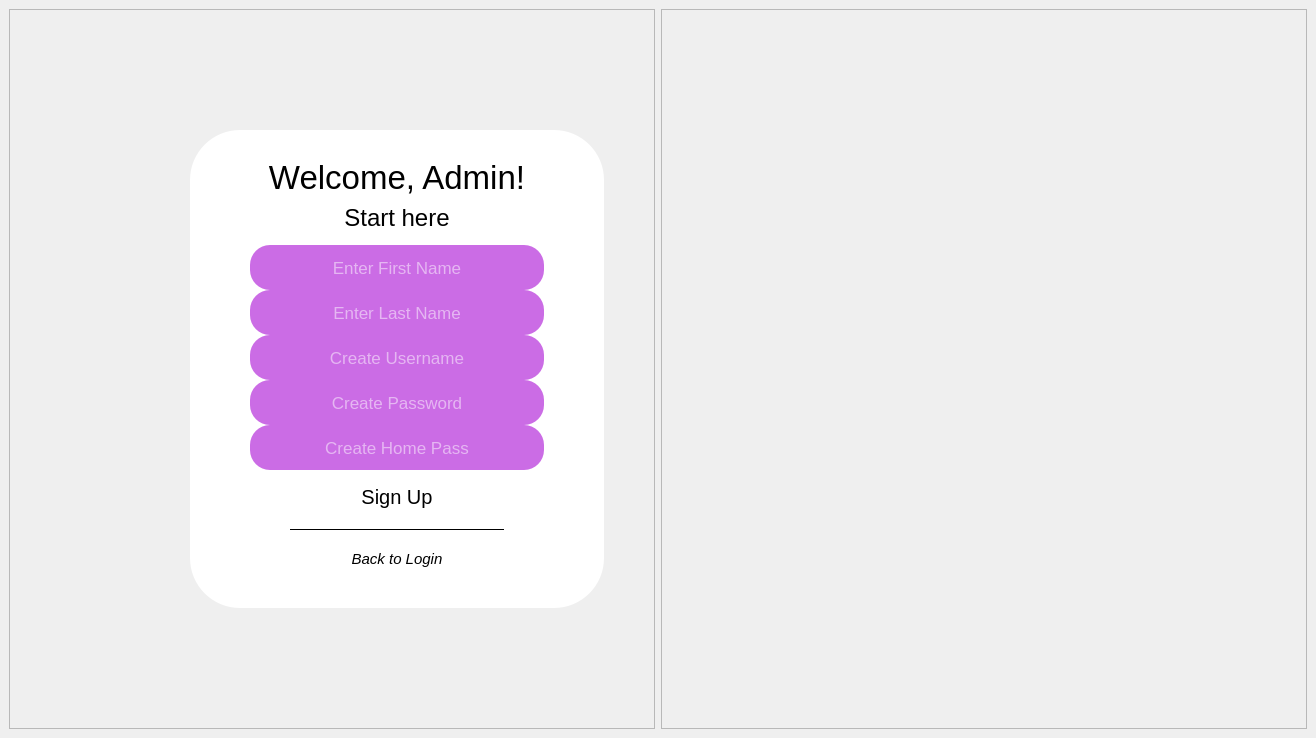
Old version of the form ui/signup.ui in the repository alexskh5/ENTRYSAFE.
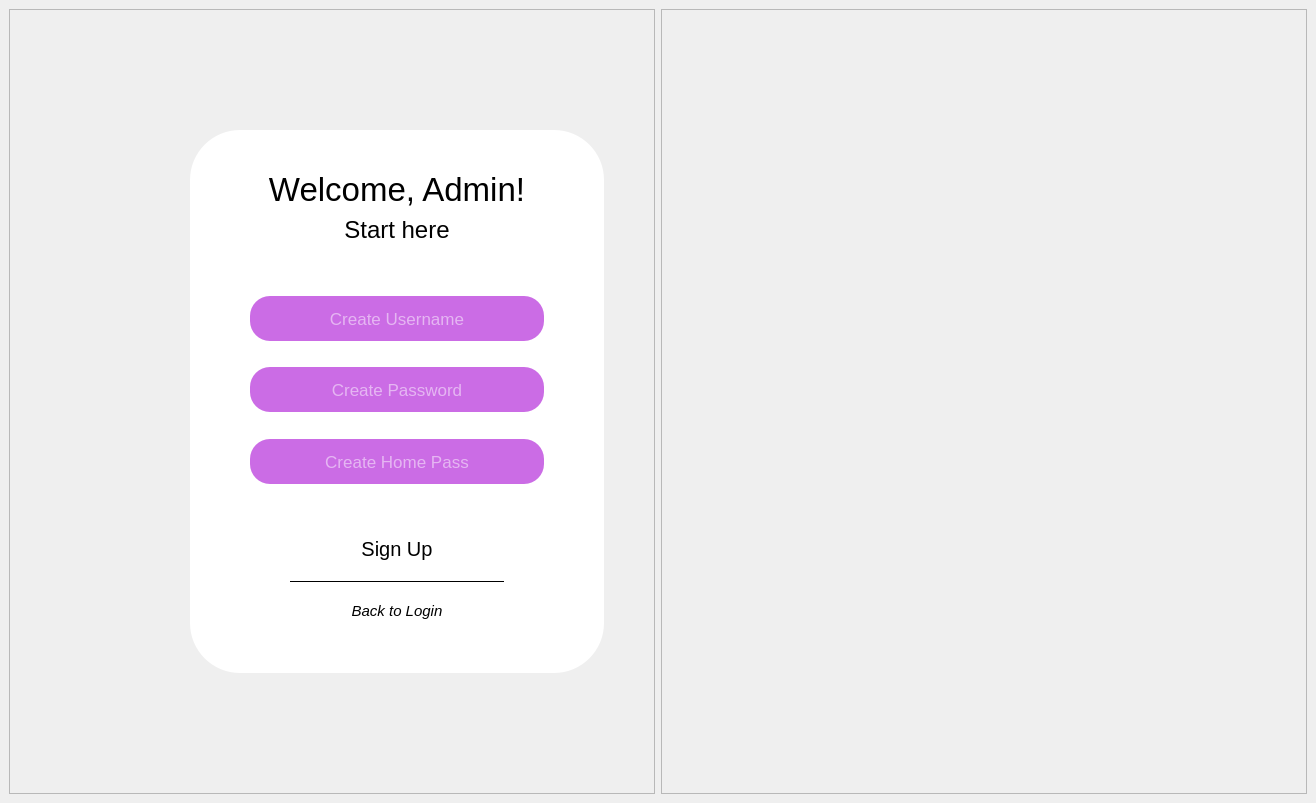
New version of the form. Icons and pictures are not drawn.

```diff
--- a/ui/signup.ui
+++ b/ui/signup.ui
@@ -7,7 +7,7 @@
     <x>0</x>
     <y>0</y>
     <width>1316</width>
-    <height>732</height>
+    <height>803</height>
    </rect>
   </property>
   <property name="windowTitle">
@@ -203,108 +203,6 @@
                </property>
               </spacer>
              </item>
-             <item>
-              <widget class="QLineEdit" name="lineEdit">
-               <property name="sizePolicy">
-                <sizepolicy hsizetype="Preferred" vsizetype="Preferred">
-                 <horstretch>0</horstretch>
-                 <verstretch>0</verstretch>
-                </sizepolicy>
-               </property>
-               <property name="minimumSize">
-                <size>
-                 <width>0</width>
-                 <height>45</height>
-                </size>
-               </property>
-               <property name="maximumSize">
-                <size>
-                 <width>16777215</width>
-                 <height>55</height>
-                </size>
-               </property>
-               <property name="font">
-                <font>
-                 <pointsize>13</pointsize>
-                </font>
-               </property>
-               <property name="styleSheet">
-                <string notr="true">background-color: #cb6ce5;
-color: white;
-border-radius: 20;</string>
-               </property>
-               <property name="alignment">
-                <set>Qt::AlignCenter</set>
-               </property>
-               <property name="placeholderText">
-                <string>Enter First Name</string>
-               </property>
-              </widget>
-             </item>
-             <item>
-              <spacer name="verticalSpacer_9">
-               <property name="orientation">
-                <enum>Qt::Vertical</enum>
-               </property>
-               <property name="sizeHint" stdset="0">
-                <size>
-                 <width>20</width>
-                 <height>40</height>
-                </size>
-               </property>
-              </spacer>
-             </item>
-             <item>
-              <widget class="QLineEdit" name="lineEdit_2">
-               <property name="sizePolicy">
-                <sizepolicy hsizetype="Preferred" vsizetype="Preferred">
-                 <horstretch>0</horstretch>
-                 <verstretch>0</verstretch>
-                </sizepolicy>
-               </property>
-               <property name="minimumSize">
-                <size>
-                 <width>0</width>
-                 <height>45</height>
-                </size>
-               </property>
-               <property name="maximumSize">
-                <size>
-                 <width>16777215</width>
-                 <height>45</height>
-                </size>
-               </property>
-               <property name="font">
-                <font>
-                 <pointsize>13</pointsize>
-                </font>
-               </property>
-               <property name="styleSheet">
-                <string notr="true">background-color: #cb6ce5;
-color: white;
-border-radius: 20;</string>
-               </property>
-               <property name="alignment">
-                <set>Qt::AlignCenter</set>
-               </property>
-               <property name="placeholderText">
-                <string>Enter Last Name</string>
-               </property>
-              </widget>
-             </item>
-             <item>
-              <spacer name="verticalSpacer_10">
-               <property name="orientation">
-                <enum>Qt::Vertical</enum>
-               </property>
-               <property name="sizeHint" stdset="0">
-                <size>
-                 <width>20</width>
-                 <height>40</height>
-                </size>
-               </property>
-              </spacer>
-             </item>
              <item>
               <widget class="QLineEdit" name="userInput">
                <property name="sizePolicy">
```
